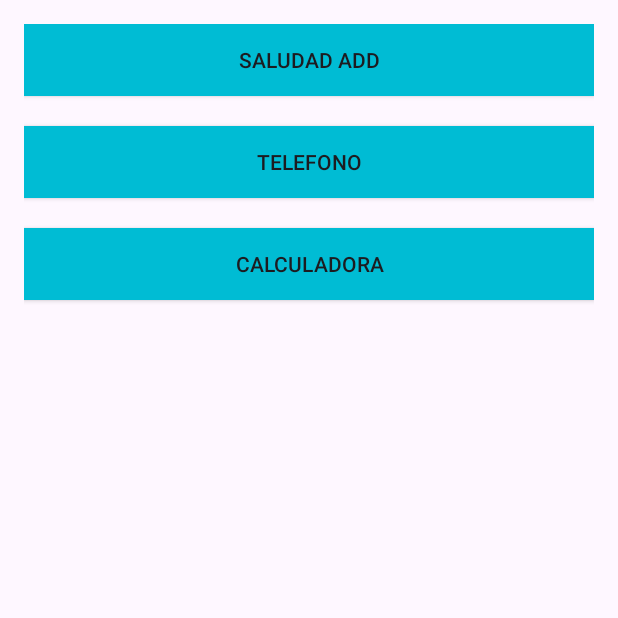
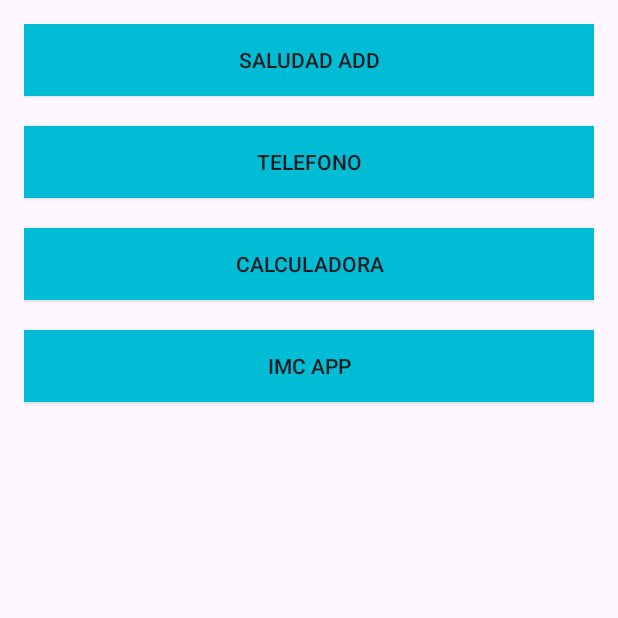
Before and after one commit to luarmoro123/inicio_desarrollador_movil, an Android app: the screen it shows after launch (MenuActivity), on a phone screen of 412 x 824 dp, the top half of it. Run offline under Robolectric (Android 15) with nearby library versions, the phone set to English and light mode, and no system bars.

```diff
--- a/app/src/main/java/com/example/prueba1/MenuActivity.kt
+++ b/app/src/main/java/com/example/prueba1/MenuActivity.kt
@@ -16,6 +16,7 @@ class MenuActivity : AppCompatActivity() {
         val btnSaludar = findViewById<AppCompatButton>(R.id.SaludarAdd)
         val btnTelefono = findViewById<AppCompatButton>(R.id.TelefonoAdd)
         val btnCalculadora = findViewById<AppCompatButton>(R.id.CalculadoraAdd)
+        val btnIMC = findViewById<AppCompatButton>(R.id.IMCAdd)
         fun navigateToSaludarApp(){
             val saludarAdd = Intent(this, MainActivity::class.java)
             startActivity(saludarAdd)
@@ -28,10 +29,15 @@ class MenuActivity : AppCompatActivity() {
             val calcularAdd = Intent(this, CalculadoraActivity::class.java)
             startActivity(calcularAdd)
         }
+        fun navigateToIMCApp(){
+            val IMCAdd = Intent(this, IMCApp::class.java)
+            startActivity(IMCAdd)
+        }
 
         btnSaludar.setOnClickListener { navigateToSaludarApp() }
         btnTelefono.setOnClickListener { navigateToTelefonoApp() }
         btnCalculadora.setOnClickListener { navigateToCalculadoraApp() }
+        btnIMC.setOnClickListener { navigateToIMCApp() }
 
 
 
--- a/app/src/main/res/layout/activity_menu.xml
+++ b/app/src/main/res/layout/activity_menu.xml
@@ -42,6 +42,16 @@
         app:layout_constraintTop_toBottomOf="@id/TelefonoAdd">
 
     </androidx.appcompat.widget.AppCompatButton>
+    <androidx.appcompat.widget.AppCompatButton
+        android:id="@+id/IMCAdd"
+        android:layout_width="match_parent"
+        android:layout_height="wrap_content"
+        android:background="@color/boton"
+        android:text="IMC App"
+        android:layout_marginVertical="20dp"
+        app:layout_constraintStart_toStartOf="parent"
+        app:layout_constraintTop_toBottomOf="@+id/CalculadoraAdd">
 
+    </androidx.appcompat.widget.AppCompatButton>
 
 </androidx.constraintlayout.widget.ConstraintLayout>
```
Also changed, not shown: app/src/main/java/com/example/prueba1/IMCApp.kt (+10 -9 lines).
